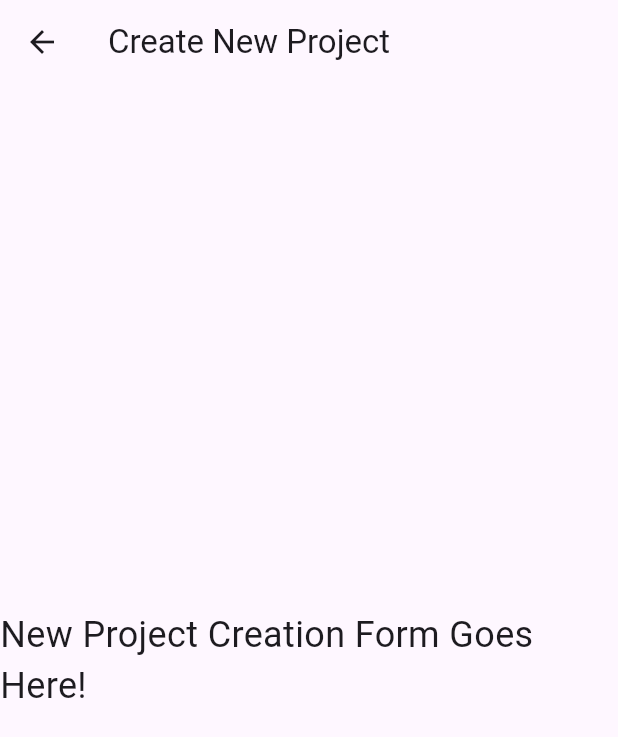
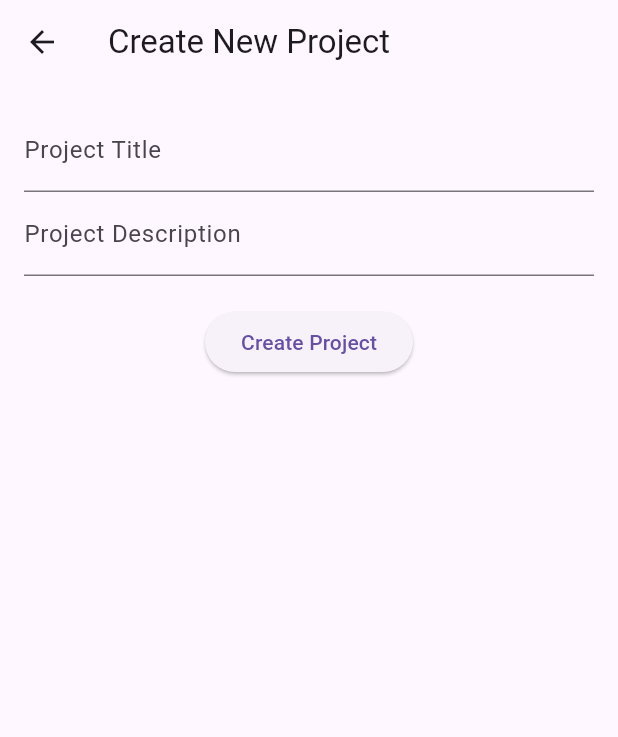
Before and after one commit to ndjek1/motion-app, a Flutter app: the screen it shows once a user with an empty profile is signed in, after a tap on "+ New Project", on a phone screen of 412 x 824 dp. Shown: the top 737 px of the screen. Run offline on Flutter 3.47's test engine with Material 3 defaults, Android fonts, the phone set to English and light mode, and no system bars; our stand-ins replace firebase_auth, firebase_core, flutter_spinkit, shared_preferences; accounts and stored records are empty.

Commit message:
Added project creation and storage on the device

```diff
--- /dev/null
+++ b/devtools_options.yaml
@@ -0,0 +1,3 @@
+description: This file stores settings for Dart & Flutter DevTools.
+documentation: https://docs.flutter.dev/tools/devtools/extensions#configure-extension-enablement-states
+extensions:
--- /dev/null
+++ b/lib/models/project.dart
@@ -0,0 +1,6 @@
+class Project {
+  final String title;
+  final String description;
+
+  Project({required this.title, required this.description});
+}
--- a/lib/screens/authenticate/register.dart
+++ b/lib/screens/authenticate/register.dart
@@ -51,12 +51,23 @@ class _RegisterState extends State<Register> {
               ],
             ),
             body: Container(
+
                 padding: const EdgeInsets.symmetric(
                     vertical: 20.0, horizontal: 50.0),
                 child: Form(
                   key: _formKey,
                   child: Column(
                     children: [
+                      const Center(
+                        child: Text(
+                          'Register',
+                          style: TextStyle(
+                            fontWeight: FontWeight.bold,
+                            fontSize: 24.0,
+                            color: Colors.white,
+                          ),
+                        ),
+                      ),
                       const SizedBox(height: 20.0),
                       SizedBox(
                         width: double.infinity,
--- a/lib/screens/authenticate/sign_in.dart
+++ b/lib/screens/authenticate/sign_in.dart
@@ -58,6 +58,16 @@ class _SignInState extends State<SignIn> {
                   key: _formKey,
                   child: Column(
                     children: [
+                      const Center(
+                        child: Text(
+                          'Sign In',
+                          style: TextStyle(
+                            fontWeight: FontWeight.bold,
+                            fontSize: 24.0,
+                            color: Colors.white,
+                          ),
+                        ),
+                      ),
                       const SizedBox(height: 20.0),
                       TextFormField(
                           decoration: textInputDecoration.copyWith(
--- a/lib/screens/home/home.dart
+++ b/lib/screens/home/home.dart
@@ -1,14 +1,43 @@
 import 'package:flutter/material.dart';
+import 'package:motion_app/models/project.dart';
+import 'package:motion_app/screens/home/new_project.dart';
 import 'package:motion_app/services/auth.dart';
+import 'package:motion_app/services/local_storage.dart';
 
-class HomeScreen extends StatelessWidget {
-  HomeScreen({super.key});
+class HomeScreen extends StatefulWidget {
+  const HomeScreen({super.key});
+
+  @override
+  _HomeScreenState createState() => _HomeScreenState();
+}
+
+class _HomeScreenState extends State<HomeScreen> {
   final AuthService _auth = AuthService();
+  final LocalStorageService _localStorageService = LocalStorageService();
+  List<Project> _projects = [];
+
+  @override
+  void initState() {
+    super.initState();
+    _loadProjects();
+  }
+
+  Future<void> _loadProjects() async {
+    List<Project> loadedProjects = await _localStorageService.loadProjects();
+    setState(() {
+      _projects = loadedProjects;
+    });
+  }
+
+  Future<void> _deleteProject(int index) async {
+    await _localStorageService.deleteProject(index, _projects);
+    setState(() {
+      _projects.removeAt(index);
+    });
+  }
 
   @override
   Widget build(BuildContext context) {
-
-
     return Scaffold(
       appBar: AppBar(
         title: const Text('Project Tracker'),
@@ -19,59 +48,59 @@ class HomeScreen extends StatelessWidget {
             onPressed: () async {
               await _auth.signOut();
             },
-              icon: const Icon(Icons.person,
-                  color: Colors.white), // set icon color to white
+            icon: const Icon(Icons.person, color: Colors.white),
             label: const Text(
               'Signout',
-                style:
-                    TextStyle(color: Colors.white), // set text color to white
+              style: TextStyle(color: Colors.white),
             ),
-              style: TextButton.styleFrom(
-                foregroundColor:
-                    Colors.white, // applies to both text and icon by default
-              ),
-              iconAlignment: IconAlignment.start, // your custom alignment
           ),
         ],
       ),
-      body: Center(
+      body: Column(
+        children: [
+          Center(
             heightFactor: 2,
             child: ElevatedButton(
               onPressed: () {
-            // When the button is pressed, navigate to the project creation screen.
+                // Navigate to project creation screen
                 Navigator.push(
                   context,
-              MaterialPageRoute(builder: (context) => const NewProjectScreen()),
+                  MaterialPageRoute(builder: (context) => NewProjectScreen()),
                 );
               },
               style: ElevatedButton.styleFrom(
-            backgroundColor: Colors.blue, // Button background color
-            padding: const EdgeInsets.symmetric(
-                horizontal: 50, vertical: 20), // Button size
-            textStyle: const TextStyle(fontSize: 20), // Button text size
+                backgroundColor: Colors.blue,
+                padding:
+                    const EdgeInsets.symmetric(horizontal: 50, vertical: 20),
+                textStyle: const TextStyle(fontSize: 20),
               ),
               child: const Text('+ New Project',
                   style: TextStyle(color: Colors.white)),
             ),
           ),
+          Expanded(
+            child: _projects.isEmpty
+                ? const Center(
+                    child:
+                        Text('No projects yet! Tap + New Project to add one.'),
+                  )
+                : ListView.builder(
+                    itemCount: _projects.length,
+                    itemBuilder: (context, index) {
+                      return ListTile(
+                        title: Text(_projects[index].title),
+                        subtitle: Text(_projects[index].description),
+                        trailing: IconButton(
+                          icon: const Icon(Icons.more_vert),
+                          onPressed: () {
+                            _deleteProject(index);
+                          },
+                        ),
                       );
-  }
-}
-
-class NewProjectScreen extends StatelessWidget {
-  const NewProjectScreen({super.key});
-
-  @override
-  Widget build(BuildContext context) {
-    return Scaffold(
-      appBar: AppBar(
-        title: const Text('Create New Project'),
+                    },
                   ),
-      body: const Center(
-        child: Text(
-          'New Project Creation Form Goes Here!',
-          style: TextStyle(fontSize: 24),
           ),
+        ],
       ),
     );
   }
--- /dev/null
+++ b/lib/screens/home/new_project.dart
@@ -0,0 +1,94 @@
+import 'package:flutter/material.dart';
+import 'package:motion_app/models/project.dart';
+import 'package:motion_app/services/local_storage.dart';
+
+class NewProjectScreen extends StatefulWidget {
+  @override
+  _NewProjectScreenState createState() => _NewProjectScreenState();
+}
+
+class _NewProjectScreenState extends State<NewProjectScreen> {
+  final _formKey = GlobalKey<FormState>();
+  String _title = '';
+  String _description = '';
+
+  // Initialize the LocalStorageService
+  final LocalStorageService _localStorageService = LocalStorageService();
+  List<Project> _currentProjects = [];
+
+  @override
+  void initState() {
+    super.initState();
+    _loadCurrentProjects();
+  }
+
+  // Load the existing projects
+  Future<void> _loadCurrentProjects() async {
+    _currentProjects = await _localStorageService.loadProjects();
+  }
+
+  @override
+  Widget build(BuildContext context) {
+    return Scaffold(
+      appBar: AppBar(
+        title: const Text('Create New Project'),
+      ),
+      body: Padding(
+        padding: const EdgeInsets.all(16.0),
+        child: Form(
+          key: _formKey,
+          child: Column(
+            children: [
+              TextFormField(
+                decoration: const InputDecoration(labelText: 'Project Title'),
+                validator: (value) {
+                  if (value == null || value.isEmpty) {
+                    return 'Please enter a project title';
+                  }
+                  return null;
+                },
+                onSaved: (value) {
+                  _title = value!;
+                },
+              ),
+              TextFormField(
+                decoration:
+                    const InputDecoration(labelText: 'Project Description'),
+                validator: (value) {
+                  if (value == null || value.isEmpty) {
+                    return 'Please enter a project description';
+                  }
+                  return null;
+                },
+                onSaved: (value) {
+                  _description = value!;
+                },
+              ),
+              const SizedBox(height: 20),
+              ElevatedButton(
+                onPressed: () async {
+                  if (_formKey.currentState!.validate()) {
+                    _formKey.currentState!.save();
+
+                    // Create a new Project object
+                    Project newProject =
+                        Project(title: _title, description: _description);
+
+                    // Save the project using LocalStorageService
+                    await _localStorageService.saveProject(
+                        newProject, _currentProjects);
+                    print("Project saved");
+
+                    // Navigate back and pass the new project
+                    Navigator.pop(context, newProject);
+                  }
+                },
+                child: const Text('Create Project'),
+              ),
+            ],
+          ),
+        ),
+      ),
+    );
+  }
+}
--- /dev/null
+++ b/lib/services/local_storage.dart
@@ -0,0 +1,67 @@
+import 'dart:convert';
+import 'package:shared_preferences/shared_preferences.dart';
+import 'package:motion_app/models/project.dart'; // Assuming Project model is in a separate file
+
+class LocalStorageService {
+  static const String _projectsKey = 'projects';
+
+// Load projects from local storage
+Future<List<Project>> loadProjects() async {
+  SharedPreferences prefs = await SharedPreferences.getInstance();
+  String? projectsString = prefs.getString(_projectsKey);
+
+  if (projectsString != null) {
+    try {
+      List<dynamic> projectList = jsonDecode(projectsString);
+      print('Decoded projectList: $projectList');
+
+      return projectList.map((dynamic project) {
+        if (project is Map<String, dynamic>) {
+          return Project(
+            title: project['title'] as String,
+            description: project['description'] as String,
+          );
+        } else {
+          print('Project item is not a Map: $project');
+          throw Exception('Invalid project format');
+        }
+      }).toList();
+    } catch (e) {
+      print('Error loading projects: $e');
+      return [];
+    }
+  } else {
+    return [];
+  }
+}
+
+
+
+  // Save a project to local storage
+Future<void> saveProject(Project project, List<Project> currentProjects) async {
+  SharedPreferences prefs = await SharedPreferences.getInstance();
+  currentProjects.add(project);
+
+  // Convert the list of projects to a list of maps and store directly, not as encoded JSON strings
+  List<Map<String, String>> projectsMapList = currentProjects.map((project) => {
+    'title': project.title,
+    'description': project.description,
+  }).toList();
+
+  prefs.setString(_projectsKey, jsonEncode(projectsMapList)); // Save as a JSON string
+}
+
+
+  // Delete a project by index
+  Future<void> deleteProject(int index, List<Project> currentProjects) async {
+    SharedPreferences prefs = await SharedPreferences.getInstance();
+    currentProjects.removeAt(index);
+    List<String> projectsString = currentProjects
+        .map((project) => jsonEncode({
+              'title': project.title,
+              'description': project.description,
+            }))
+        .toList();
+    prefs.setString(_projectsKey, jsonEncode(projectsString));
+  }
+}
--- a/pubspec.yaml
+++ b/pubspec.yaml
@@ -40,6 +40,7 @@ dependencies:
   firebase_core: ^3.6.0
   provider: ^6.1.2
   flutter_spinkit: ^5.2.1
+  shared_preferences: ^2.0.6
 
 dev_dependencies:
   flutter_test:
```
Also changed, not shown: pubspec.lock, 2 other files. Lines whose indentation alone changed are shown as unchanged.
